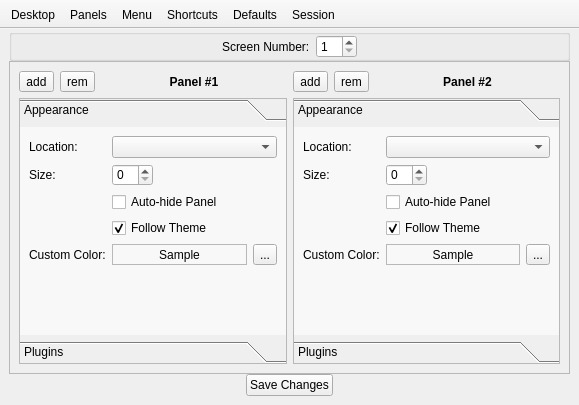
The window that lumina-config/mainUI.ui (lumina-desktop/lumina) describes before a commit, drawn with Qt 5.
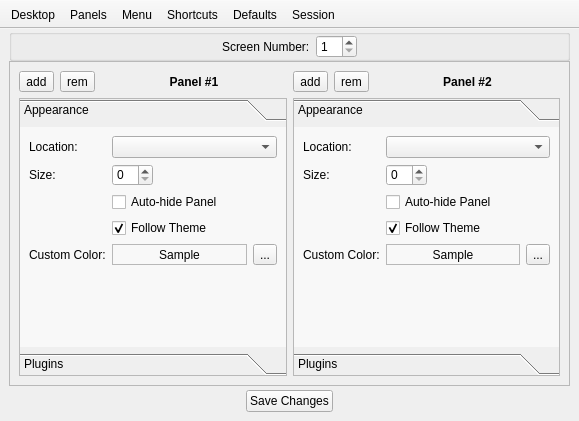
The same window after the commit. The open tabs and pages were chosen to show the change.

Commit message: Add a bit of a margin above the save button in lumina-config

```diff
--- a/lumina-config/mainUI.ui
+++ b/lumina-config/mainUI.ui
@@ -10,7 +10,7 @@
     <x>0</x>
     <y>0</y>
     <width>579</width>
-    <height>405</height>
+    <height>421</height>
    </rect>
   </property>
   <property name="windowTitle">
@@ -384,8 +384,8 @@
             <rect>
              <x>0</x>
              <y>0</y>
-             <width>214</width>
-             <height>140</height>
+             <width>233</width>
+             <height>149</height>
             </rect>
            </property>
            <attribute name="label">
@@ -621,8 +621,8 @@
             <rect>
              <x>0</x>
              <y>0</y>
-             <width>214</width>
-             <height>140</height>
+             <width>233</width>
+             <height>149</height>
             </rect>
            </property>
            <attribute name="label">
@@ -1672,6 +1672,9 @@
     </item>
     <item>
      <layout class="QHBoxLayout" name="horizontalLayout">
+      <property name="topMargin">
+       <number>4</number>
+      </property>
       <item>
        <spacer name="horizontalSpacer">
         <property name="orientation">
```
Left out of the diff: 14 changed lines with no effect on the pictures.
